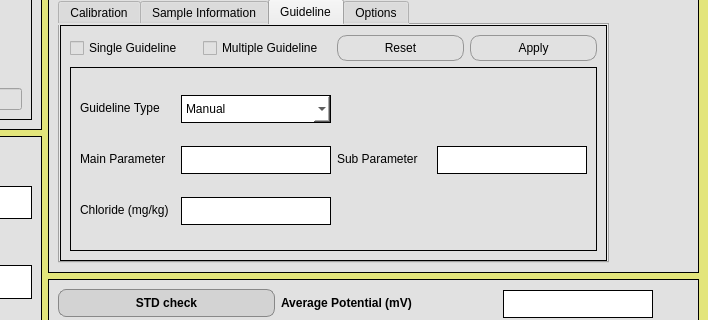
The window that sal-updated/sal.ui (yassin-shehata/sal-app) describes before a commit, drawn with Qt 5; both pictures show x 618 to 1326 and y 164 to 484 of the 1326 by 859 pixel window.
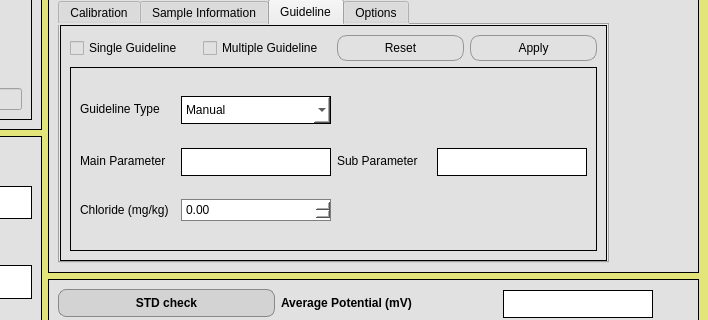
The same window after the commit. The open tabs and pages were chosen to show the change. Icons and pictures are not drawn.

The edit to the form file:
```diff
--- a/sal-updated/sal.ui
+++ b/sal-updated/sal.ui
@@ -1820,28 +1820,16 @@
                    </widget>
                   </item>
                   <item row="2" column="1">
-                   <widget class="QTextEdit" name="chloride_input">
-                    <property name="minimumSize">
-                     <size>
-                      <width>150</width>
-                      <height>28</height>
-                     </size>
-                    </property>
-                    <property name="maximumSize">
-                     <size>
-                      <width>150</width>
-                      <height>26</height>
-                     </size>
-                    </property>
+                   <widget class="QDoubleSpinBox" name="chloride_input">
                     <property name="styleSheet">
-                     <string notr="true">color: black;
-</string>
+                     <string notr="true"> background-color: white;
+    color: black;
+    border: 1px solid gray;
+    padding: 2px;
+    font: 10pt &quot;Segoe UI&quot;;</string>
                     </property>
-                    <property name="frameShape">
-                     <enum>QFrame::Shape::Box</enum>
-                    </property>
-                    <property name="verticalScrollBarPolicy">
-                     <enum>Qt::ScrollBarPolicy::ScrollBarAsNeeded</enum>
+                    <property name="maximum">
+                     <double>5000.000000000000000</double>
                     </property>
                    </widget>
                   </item>
```
Left out of the diff: 2 changed lines with no effect on the pictures.
